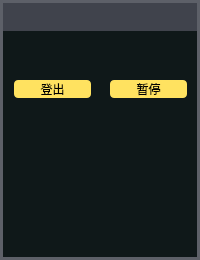
This is baseinfo/widgetbaseinfo.ui in LongyuHe1990/AgvMonitor as Qt 5 draws it before an edit. The edited form follows.
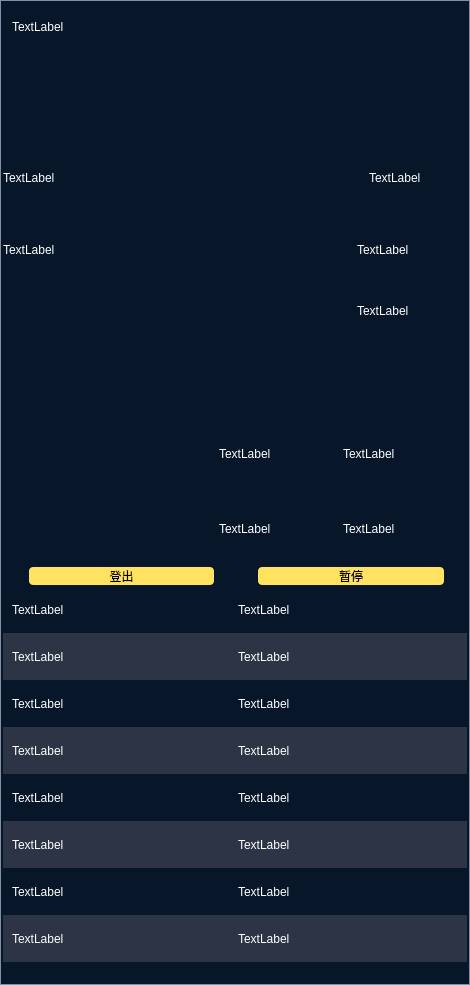
This is the edited form. Icons and pictures are not drawn.

```diff
--- a/baseinfo/widgetbaseinfo.ui
+++ b/baseinfo/widgetbaseinfo.ui
@@ -6,8 +6,8 @@
    <rect>
     <x>0</x>
     <y>0</y>
-    <width>200</width>
-    <height>260</height>
+    <width>470</width>
+    <height>985</height>
    </rect>
   </property>
   <property name="windowTitle">
@@ -32,9 +32,9 @@
    <item row="0" column="0">
     <widget class="QWidget" name="widget_2" native="true">
      <property name="styleSheet">
-      <string notr="true">#widget_2{background-color:rgb(15,24,25);border:3px solid #5d6068;}</string>
+      <string notr="true">#widget_2{background-color:rgb(7,22,41);border:0.5px solid #838fa2;}</string>
      </property>
-     <layout class="QVBoxLayout" name="verticalLayout_3" stretch="30,13,11,17,30,97,12,14,12,19">
+     <layout class="QVBoxLayout" name="verticalLayout_3" stretch="20,37,0,35,0,52,0,96,0,54,0,20,20,20,20,20,20,20,20,10">
       <property name="spacing">
        <number>0</number>
       </property>
@@ -50,11 +50,28 @@
       <property name="bottomMargin">
        <number>0</number>
       </property>
+      <item>
+       <widget class="QWidget" name="widget_13" native="true">
+        <property name="styleSheet">
+         <string notr="true">#widget_13{border-image: url(:/image/home_all/kuan_duan_ copy.png);}
+</string>
+        </property>
+        <layout class="QHBoxLayout" name="horizontalLayout_8">
+         <item>
+          <widget class="QLabel" name="label_10">
+           <property name="styleSheet">
+            <string notr="true">color: rgb(255, 255, 255);</string>
+           </property>
+           <property name="text">
+            <string>TextLabel</string>
+           </property>
+          </widget>
+         </item>
+        </layout>
+       </widget>
+      </item>
       <item>
        <widget class="QWidget" name="widget_3" native="true">
-        <property name="styleSheet">
-         <string notr="true">#widget_3{background-color: rgb(64, 67, 76);}</string>
-        </property>
         <layout class="QHBoxLayout" name="horizontalLayout" stretch="11,80,19,14,8,45,10">
          <property name="spacing">
           <number>0</number>
@@ -153,71 +170,41 @@
        </widget>
       </item>
       <item>
-       <spacer name="verticalSpacer">
-        <property name="orientation">
-         <enum>Qt::Vertical</enum>
-        </property>
-        <property name="sizeHint" stdset="0">
+       <widget class="QFrame" name="frame">
+        <property name="maximumSize">
          <size>
-          <width>20</width>
-          <height>40</height>
+          <width>1</width>
+          <height>1</height>
          </size>
         </property>
-       </spacer>
+        <property name="styleSheet">
+         <string notr="true">background-color: rgb(131, 143, 162);</string>
+        </property>
+        <property name="frameShape">
+         <enum>QFrame::StyledPanel</enum>
+        </property>
+        <property name="frameShadow">
+         <enum>QFrame::Raised</enum>
+        </property>
+       </widget>
       </item>
       <item>
-       <layout class="QHBoxLayout" name="horizontalLayout_2" stretch="14,11,10,94,20,11,10,94,14">
+       <layout class="QHBoxLayout" name="horizontalLayout_3" stretch="5,1,1,1,1,1">
         <property name="spacing">
          <number>0</number>
         </property>
         <item>
-         <spacer name="horizontalSpacer">
-          <property name="orientation">
-           <enum>Qt::Horizontal</enum>
-          </property>
-          <property name="sizeHint" stdset="0">
-           <size>
-            <width>40</width>
-            <height>20</height>
-           </size>
-          </property>
-         </spacer>
-        </item>
-        <item>
-         <widget class="QLabel" name="label_2">
+         <widget class="QLabel" name="label_11">
           <property name="styleSheet">
-           <string notr="true">border-image: url(:/image/home/dingei_icon.png);</string>
-          </property>
-          <property name="text">
-           <string/>
-          </property>
-         </widget>
-        </item>
-        <item>
-         <spacer name="horizontalSpacer_16">
-          <property name="orientation">
-           <enum>Qt::Horizontal</enum>
-          </property>
-          <property name="sizeHint" stdset="0">
-           <size>
-            <width>40</width>
-            <height>20</height>
-           </size>
-          </property>
-         </spacer>
-        </item>
-        <item>
-         <widget class="QLabel" name="label_3">
-          <property name="styleSheet">
            <string notr="true">QLabel{background-color: rgb(255, 255, 255, 0);color: rgb(255, 255, 255);border:none;}</string>
           </property>
           <property name="text">
-           <string/>
+           <string>TextLabel</string>
           </property>
          </widget>
         </item>
         <item>
-         <spacer name="horizontalSpacer_20">
+         <spacer name="horizontalSpacer_7">
           <property name="orientation">
            <enum>Qt::Horizontal</enum>
           </property>
@@ -230,9 +217,9 @@
          </spacer>
         </item>
         <item>
-         <widget class="QLabel" name="label_4">
+         <widget class="QLabel" name="label_14">
           <property name="styleSheet">
-           <string notr="true">border-image: url(:/image/home/dingwei_icon.png);</string>
+           <string notr="true">border-image: url(:/image/home_all/zhuangtai_iocn.png);</string>
           </property>
           <property name="text">
            <string/>
@@ -240,7 +227,7 @@
          </widget>
         </item>
         <item>
-         <spacer name="horizontalSpacer_21">
+         <spacer name="horizontalSpacer_8">
           <property name="orientation">
            <enum>Qt::Horizontal</enum>
           </property>
@@ -253,17 +240,17 @@
          </spacer>
         </item>
         <item>
-         <widget class="QLabel" name="label_5">
+         <widget class="QLabel" name="label_12">
           <property name="styleSheet">
            <string notr="true">QLabel{background-color: rgb(255, 255, 255, 0);color: rgb(255, 255, 255);border:none;}</string>
           </property>
           <property name="text">
-           <string/>
+           <string>TextLabel</string>
           </property>
          </widget>
         </item>
         <item>
-         <spacer name="horizontalSpacer_3">
+         <spacer name="horizontalSpacer_9">
           <property name="orientation">
            <enum>Qt::Horizontal</enum>
           </property>
@@ -278,84 +265,211 @@
        </layout>
       </item>
       <item>
-       <spacer name="verticalSpacer_3">
-        <property name="orientation">
-         <enum>Qt::Vertical</enum>
-        </property>
-        <property name="sizeHint" stdset="0">
+       <widget class="QFrame" name="frame_2">
+        <property name="maximumSize">
          <size>
-          <width>20</width>
-          <height>40</height>
+          <width>1</width>
+          <height>1</height>
          </size>
         </property>
-       </spacer>
+        <property name="styleSheet">
+         <string notr="true">background-color: rgb(131, 143, 162);</string>
+        </property>
+        <property name="frameShape">
+         <enum>QFrame::StyledPanel</enum>
+        </property>
+        <property name="frameShadow">
+         <enum>QFrame::Raised</enum>
+        </property>
+       </widget>
       </item>
       <item>
-       <layout class="QHBoxLayout" name="horizontalLayout_10" stretch="11,80,19,80,10">
+       <layout class="QHBoxLayout" name="horizontalLayout_2" stretch="1,1">
         <property name="spacing">
          <number>0</number>
         </property>
         <item>
-         <spacer name="horizontalSpacer_4">
-          <property name="orientation">
-           <enum>Qt::Horizontal</enum>
-          </property>
-          <property name="sizeHint" stdset="0">
-           <size>
-            <width>40</width>
-            <height>20</height>
-           </size>
-          </property>
-         </spacer>
+         <layout class="QVBoxLayout" name="verticalLayout" stretch="1,1">
+          <item>
+           <layout class="QHBoxLayout" name="horizontalLayout_7">
+            <item>
+             <widget class="QLabel" name="label_9">
+              <property name="styleSheet">
+               <string notr="true">QLabel{background-color: rgb(255, 255, 255, 0);color: rgb(255, 255, 255);border:none;}</string>
+              </property>
+              <property name="text">
+               <string>TextLabel</string>
+              </property>
+             </widget>
+            </item>
+           </layout>
+          </item>
+          <item>
+           <spacer name="verticalSpacer">
+            <property name="orientation">
+             <enum>Qt::Vertical</enum>
+            </property>
+            <property name="sizeHint" stdset="0">
+             <size>
+              <width>20</width>
+              <height>40</height>
+             </size>
+            </property>
+           </spacer>
+          </item>
+         </layout>
         </item>
         <item>
-         <widget class="QPushButton" name="pushButton">
-          <property name="styleSheet">
-           <string notr="true">QPushButton{color: rgb(0, 0, 0);background-color: rgb(255, 226, 96);border:none;border-radius:4px;}</string>
-          </property>
-          <property name="text">
-           <string>登出</string>
-          </property>
-         </widget>
+         <layout class="QVBoxLayout" name="verticalLayout_2">
+          <item>
+           <layout class="QHBoxLayout" name="horizontalLayout_6">
+            <item>
+             <spacer name="horizontalSpacer">
+              <property name="orientation">
+               <enum>Qt::Horizontal</enum>
+              </property>
+              <property name="sizeHint" stdset="0">
+               <size>
+                <width>40</width>
+                <height>20</height>
+               </size>
+              </property>
+             </spacer>
+            </item>
+            <item>
+             <widget class="QLabel" name="label_2">
+              <property name="styleSheet">
+               <string notr="true">border-image: url(:/image/home_all/dingei_icon.png);</string>
+              </property>
+              <property name="text">
+               <string/>
+              </property>
+             </widget>
+            </item>
+            <item>
+             <spacer name="horizontalSpacer_6">
+              <property name="orientation">
+               <enum>Qt::Horizontal</enum>
+              </property>
+              <property name="sizeHint" stdset="0">
+               <size>
+                <width>40</width>
+                <height>20</height>
+               </size>
+              </property>
+             </spacer>
+            </item>
+            <item>
+             <widget class="QLabel" name="label">
+              <property name="styleSheet">
+               <string notr="true">QLabel{background-color: rgb(255, 255, 255, 0);color: rgb(255, 255, 255);border:none;}</string>
+              </property>
+              <property name="text">
+               <string>TextLabel</string>
+              </property>
+             </widget>
+            </item>
+            <item>
+             <spacer name="horizontalSpacer_16">
+              <property name="orientation">
+               <enum>Qt::Horizontal</enum>
+              </property>
+              <property name="sizeHint" stdset="0">
+               <size>
+                <width>40</width>
+                <height>20</height>
+               </size>
+              </property>
+             </spacer>
+            </item>
+           </layout>
+          </item>
+          <item>
+           <layout class="QHBoxLayout" name="horizontalLayout_4">
+            <item>
+             <spacer name="horizontalSpacer_20">
+              <property name="orientation">
+               <enum>Qt::Horizontal</enum>
+              </property>
+              <property name="sizeHint" stdset="0">
+               <size>
+                <width>40</width>
+                <height>20</height>
+               </size>
+              </property>
+             </spacer>
+            </item>
+            <item>
+             <widget class="QLabel" name="label_4">
+              <property name="styleSheet">
+               <string notr="true">border-image: url(:/image/home_all/dingwei_icon.png);</string>
+              </property>
+              <property name="text">
+               <string/>
+              </property>
+             </widget>
+            </item>
+            <item>
+             <spacer name="horizontalSpacer_21">
+              <property name="orientation">
+               <enum>Qt::Horizontal</enum>
+              </property>
+              <property name="sizeHint" stdset="0">
+               <size>
+                <width>40</width>
+                <height>20</height>
+               </size>
+              </property>
+             </spacer>
+            </item>
+            <item>
+             <widget class="QLabel" name="label_3">
+              <property name="styleSheet">
+               <string notr="true">QLabel{background-color: rgb(255, 255, 255, 0);color: rgb(255, 255, 255);border:none;}</string>
+              </property>
+              <property name="text">
+               <string>TextLabel</string>
+              </property>
+             </widget>
+            </item>
+            <item>
+             <spacer name="horizontalSpacer_3">
+              <property name="orientation">
+               <enum>Qt::Horizontal</enum>
+              </property>
+              <property name="sizeHint" stdset="0">
+               <size>
+                <width>40</width>
+                <height>20</height>
+               </size>
+              </property>
+             </spacer>
+            </item>
+           </layout>
+          </item>
+         </layout>
         </item>
-        <item>
-         <spacer name="horizontalSpacer_2">
-          <property name="orientation">
-           <enum>Qt::Horizontal</enum>
-          </property>
-          <property name="sizeHint" stdset="0">
-           <size>
-            <width>40</width>
-            <height>20</height>
-           </size>
-          </property>
-         </spacer>
-        </item>
-        <item>
-         <widget class="QPushButton" name="pushButton_2">
-          <property name="styleSheet">
-           <string notr="true">QPushButton{color: rgb(0, 0, 0);background-color: rgb(255, 226, 96);border:none;border-radius:4px;}</string>
-          </property>
-          <property name="text">
-           <string>暂停</string>
-          </property>
-         </widget>
-        </item>
-        <item>
-         <spacer name="horizontalSpacer_5">
-          <property name="orientation">
-           <enum>Qt::Horizontal</enum>
-          </property>
-          <property name="sizeHint" stdset="0">
-           <size>
-            <width>40</width>
-            <height>20</height>
-           </size>
-          </property>
-         </spacer>
-        </item>
        </layout>
       </item>
+      <item>
+       <widget class="QFrame" name="frame_3">
+        <property name="maximumSize">
+         <size>
+          <width>1</width>
+          <height>1</height>
+         </size>
+        </property>
+        <property name="styleSheet">
+         <string notr="true">background-color: rgb(131, 143, 162);</string>
+        </property>
+        <property name="frameShape">
+         <enum>QFrame::StyledPanel</enum>
+        </property>
+        <property name="frameShadow">
+         <enum>QFrame::Raised</enum>
+        </property>
+       </widget>
+      </item>
       <item>
        <widget class="QWidget" name="widget_4" native="true">
         <layout class="QHBoxLayout" name="horizontalLayout_5" stretch="13,80,107">
@@ -403,33 +517,85 @@
          <item>
           <layout class="QVBoxLayout" name="verticalLayout_9">
            <item>
-            <widget class="QLabel" name="label_16">
-             <property name="styleSheet">
-              <string notr="true">QLabel{background-color: rgb(255, 255, 255, 0);color: rgb(255, 255, 255);border:none;}</string>
-             </property>
-             <property name="text">
-              <string/>
-             </property>
-             <property name="scaledContents">
-              <bool>true</bool>
-             </property>
-             <property name="alignment">
-              <set>Qt::AlignCenter</set>
-             </property>
-            </widget>
+            <layout class="QHBoxLayout" name="horizontalLayout_12">
+             <item>
+              <widget class="QLabel" name="label_16">
+               <property name="styleSheet">
+                <string notr="true">QLabel{background-color: rgb(255, 255, 255, 0);color: rgb(255, 255, 255);border:none;}</string>
+               </property>
+               <property name="text">
+                <string/>
+               </property>
+               <property name="scaledContents">
+                <bool>true</bool>
+               </property>
+               <property name="alignment">
+                <set>Qt::AlignCenter</set>
+               </property>
+              </widget>
+             </item>
+             <item>
+              <widget class="QLabel" name="label_24">
+               <property name="styleSheet">
+                <string notr="true">QLabel{background-color: rgb(255, 255, 255, 0);color: rgb(255, 226, 96);border:none;}</string>
+               </property>
+               <property name="text">
+                <string/>
+               </property>
+               <property name="alignment">
+                <set>Qt::AlignCenter</set>
+               </property>
+              </widget>
+             </item>
+            </layout>
            </item>
            <item>
-            <widget class="QLabel" name="label_24">
-             <property name="styleSheet">
-              <string notr="true">QLabel{background-color: rgb(255, 255, 255, 0);color: rgb(255, 226, 96);border:none;}</string>
-             </property>
-             <property name="text">
-              <string/>
-             </property>
-             <property name="alignment">
-              <set>Qt::AlignHCenter|Qt::AlignTop</set>
-             </property>
-            </widget>
+            <layout class="QHBoxLayout" name="horizontalLayout_11">
+             <item>
+              <widget class="QLabel" name="label_15">
+               <property name="styleSheet">
+                <string notr="true">QLabel{background-color: rgb(255, 255, 255, 0);color: rgb(255, 255, 255);border:none;}</string>
+               </property>
+               <property name="text">
+                <string>TextLabel</string>
+               </property>
+              </widget>
+             </item>
+             <item>
+              <widget class="QLabel" name="label_17">
+               <property name="styleSheet">
+                <string notr="true">QLabel{background-color: rgb(255, 255, 255, 0);color: rgb(255, 255, 255);border:none;}</string>
+               </property>
+               <property name="text">
+                <string>TextLabel</string>
+               </property>
+              </widget>
+             </item>
+            </layout>
+           </item>
+           <item>
+            <layout class="QHBoxLayout" name="horizontalLayout_9">
+             <item>
+              <widget class="QLabel" name="label_18">
+               <property name="styleSheet">
+                <string notr="true">QLabel{background-color: rgb(255, 255, 255, 0);color: rgb(255, 255, 255);border:none;}</string>
+               </property>
+               <property name="text">
+                <string>TextLabel</string>
+               </property>
+              </widget>
+             </item>
+             <item>
+              <widget class="QLabel" name="label_19">
+               <property name="styleSheet">
+                <string notr="true">QLabel{background-color: rgb(255, 255, 255, 0);color: rgb(255, 255, 255);border:none;}</string>
+               </property>
+               <property name="text">
+                <string>TextLabel</string>
+               </property>
+              </widget>
+             </item>
+            </layout>
            </item>
           </layout>
          </item>
@@ -437,12 +603,31 @@
        </widget>
       </item>
       <item>
-       <layout class="QHBoxLayout" name="horizontalLayout_9" stretch="15,80,38,112,15">
+       <widget class="QFrame" name="frame_4">
+        <property name="maximumSize">
+         <size>
+          <width>1</width>
+          <height>1</height>
+         </size>
+        </property>
+        <property name="styleSheet">
+         <string notr="true">background-color: rgb(131, 143, 162);</string>
+        </property>
+        <property name="frameShape">
+         <enum>QFrame::StyledPanel</enum>
+        </property>
+        <property name="frameShadow">
+         <enum>QFrame::Raised</enum>
+        </property>
+       </widget>
+      </item>
+      <item>
+       <layout class="QHBoxLayout" name="horizontalLayout_10" stretch="11,80,19,80,10">
         <property name="spacing">
          <number>0</number>
         </property>
         <item>
-         <spacer name="horizontalSpacer_6">
+         <spacer name="horizontalSpacer_4">
           <property name="orientation">
            <enum>Qt::Horizontal</enum>
           </property>
@@ -455,20 +640,17 @@
          </spacer>
         </item>
         <item>
-         <widget class="QLabel" name="label_18">
+         <widget class="QPushButton" name="pushButton">
           <property name="styleSheet">
-           <string notr="true">QLabel{background-color: rgb(255, 255, 255, 0);color: rgb(255, 255, 255);border:none;}</string>
+           <string notr="true">QPushButton{color: rgb(0, 0, 0);background-color: rgb(255, 226, 96);border:none;border-radius:4px;}</string>
           </property>
           <property name="text">
-           <string/>
+           <string>登出</string>
           </property>
-          <property name="alignment">
-           <set>Qt::AlignLeading|Qt::AlignLeft|Qt::AlignVCenter</set>
-          </property>
          </widget>
         </item>
         <item>
-         <spacer name="horizontalSpacer_8">
+         <spacer name="horizontalSpacer_2">
           <property name="orientation">
            <enum>Qt::Horizontal</enum>
           </property>
@@ -481,20 +663,17 @@
          </spacer>
         </item>
         <item>
-         <widget class="QLabel" name="label_17">
+         <widget class="QPushButton" name="pushButton_2">
           <property name="styleSheet">
-           <string notr="true">QLabel{background-color: rgb(255, 255, 255, 0);color: rgb(255, 226, 96);border:none;}</string>
+           <string notr="true">QPushButton{color: rgb(0, 0, 0);background-color: rgb(255, 226, 96);border:none;border-radius:4px;}</string>
           </property>
           <property name="text">
-           <string/>
+           <string>暂停</string>
           </property>
-          <property name="alignment">
-           <set>Qt::AlignCenter</set>
-          </property>
          </widget>
         </item>
         <item>
-         <spacer name="horizontalSpacer_7">
+         <spacer name="horizontalSpacer_5">
           <property name="orientation">
            <enum>Qt::Horizontal</enum>
           </property>
@@ -509,89 +688,247 @@
        </layout>
       </item>
       <item>
-       <spacer name="verticalSpacer_5">
-        <property name="orientation">
-         <enum>Qt::Vertical</enum>
-        </property>
-        <property name="sizeHint" stdset="0">
+       <widget class="QFrame" name="frame_5">
+        <property name="maximumSize">
          <size>
-          <width>20</width>
-          <height>40</height>
+          <width>1</width>
+          <height>1</height>
          </size>
         </property>
-       </spacer>
+        <property name="styleSheet">
+         <string notr="true">background-color: rgb(131, 143, 162);</string>
+        </property>
+        <property name="frameShape">
+         <enum>QFrame::StyledPanel</enum>
+        </property>
+        <property name="frameShadow">
+         <enum>QFrame::Raised</enum>
+        </property>
+       </widget>
       </item>
       <item>
-       <layout class="QHBoxLayout" name="horizontalLayout_4" stretch="15,80,38,112,15">
-        <property name="spacing">
-         <number>0</number>
+       <widget class="QWidget" name="widget_5" native="true">
+        <layout class="QHBoxLayout" name="horizontalLayout_16">
+         <item>
+          <widget class="QLabel" name="label_20">
+           <property name="styleSheet">
+            <string notr="true">QLabel{background-color: rgb(255, 255, 255, 0);color: rgb(255, 255, 255);border:none;}</string>
+           </property>
+           <property name="text">
+            <string>TextLabel</string>
+           </property>
+          </widget>
+         </item>
+         <item>
+          <widget class="QLabel" name="label_21">
+           <property name="styleSheet">
+            <string notr="true">QLabel{background-color: rgb(255, 255, 255, 0);color: rgb(255, 255, 255);border:none;}</string>
+           </property>
+           <property name="text">
+            <string>TextLabel</string>
+           </property>
+          </widget>
+         </item>
+        </layout>
+       </widget>
+      </item>
+      <item>
+       <widget class="QWidget" name="widget_6" native="true">
+        <property name="styleSheet">
+         <string notr="true">#widget_6{background-color: rgb(44, 52, 69);}
+</string>
         </property>
-        <item>
-         <spacer name="horizontalSpacer_9">
-          <property name="orientation">
-           <enum>Qt::Horizontal</enum>
-          </property>
-          <property name="sizeHint" stdset="0">
-           <size>
-            <width>40</width>
-            <height>20</height>
-           </size>
-          </property>
-         </spacer>
-        </item>
-        <item>
-         <widget class="QLabel" name="label">
-          <property name="styleSheet">
-           <string notr="true">QLabel{background-color: rgb(255, 255, 255, 0);color: rgb(255, 255, 255);border:none;}</string>
-          </property>
-          <property name="text">
-           <string/>
-          </property>
-          <property name="alignment">
-           <set>Qt::AlignLeading|Qt::AlignLeft|Qt::AlignVCenter</set>
-          </property>
-         </widget>
-        </item>
-        <item>
-         <spacer name="horizontalSpacer_11">
-          <property name="orientation">
-           <enum>Qt::Horizontal</enum>
-          </property>
-          <property name="sizeHint" stdset="0">
-           <size>
-            <width>40</width>
-            <height>20</height>
-           </size>
-          </property>
-         </spacer>
-        </item>
-        <item>
-         <widget class="QLabel" name="label_9">
-          <property name="styleSheet">
-           <string notr="true">QLabel{background-color: rgb(255, 255, 255, 0);color: rgb(255, 226, 96);border:none;}</string>
-          </property>
-          <property name="text">
-           <string/>
-          </property>
-          <property name="alignment">
-           <set>Qt::AlignCenter</set>
-          </property>
-         </widget>
-        </item>
-        <item>
-         <spacer name="horizontalSpacer_10">
-          <property name="orientation">
-           <enum>Qt::Horizontal</enum>
-          </property>
-          <property name="sizeHint" stdset="0">
-           <size>
-            <width>40</width>
-            <height>20</height>
-           </size>
-          </property>
-         </spacer>
-        </item>
-       </layout>
+        <layout class="QHBoxLayout" name="horizontalLayout_17">
+         <item>
+          <widget class="QLabel" name="label_22">
+           <property name="styleSheet">
+            <string notr="true">QLabel{background-color: rgb(255, 255, 255, 0);color: rgb(255, 255, 255);border:none;}</string>
+           </property>
+           <property name="text">
+            <string>TextLabel</string>
+           </property>
+          </widget>
+         </item>
+         <item>
+          <widget class="QLabel" name="label_23">
+           <property name="styleSheet">
+            <string notr="true">QLabel{background-color: rgb(255, 255, 255, 0);color: rgb(255, 255, 255);border:none;}</string>
+           </property>
+           <property name="text">
+            <string>TextLabel</string>
+           </property>
+          </widget>
+         </item>
+        </layout>
+       </widget>
+      </item>
+      <item>
+       <widget class="QWidget" name="widget_7" native="true">
+        <layout class="QHBoxLayout" name="horizontalLayout_18">
+         <item>
+          <widget class="QLabel" name="label_25">
+           <property name="styleSheet">
+            <string notr="true">QLabel{background-color: rgb(255, 255, 255, 0);color: rgb(255, 255, 255);border:none;}</string>
+           </property>
+           <property name="text">
+            <string>TextLabel</string>
+           </property>
+          </widget>
+         </item>
+         <item>
+          <widget class="QLabel" name="label_26">
+           <property name="styleSheet">
+            <string notr="true">QLabel{background-color: rgb(255, 255, 255, 0);color: rgb(255, 255, 255);border:none;}</string>
+           </property>
+           <property name="text">
+            <string>TextLabel</string>
+           </property>
+          </widget>
+         </item>
+        </layout>
+       </widget>
+      </item>
+      <item>
+       <widget class="QWidget" name="widget_8" native="true">
+        <property name="styleSheet">
+         <string notr="true">#widget_8{background-color: rgb(44, 52, 69);}
+</string>
+        </property>
+        <layout class="QHBoxLayout" name="horizontalLayout_19">
+         <item>
+          <widget class="QLabel" name="label_27">
+           <property name="styleSheet">
+            <string notr="true">QLabel{background-color: rgb(255, 255, 255, 0);color: rgb(255, 255, 255);border:none;}</string>
+           </property>
+           <property name="text">
+            <string>TextLabel</string>
+           </property>
+          </widget>
+         </item>
+         <item>
+          <widget class="QLabel" name="label_28">
+           <property name="styleSheet">
+            <string notr="true">QLabel{background-color: rgb(255, 255, 255, 0);color: rgb(255, 255, 255);border:none;}</string>
+           </property>
+           <property name="text">
+            <string>TextLabel</string>
+           </property>
+          </widget>
+         </item>
+        </layout>
+       </widget>
+      </item>
+      <item>
+       <widget class="QWidget" name="widget_9" native="true">
+        <layout class="QHBoxLayout" name="horizontalLayout_20">
+         <item>
+          <widget class="QLabel" name="label_29">
+           <property name="styleSheet">
+            <string notr="true">QLabel{background-color: rgb(255, 255, 255, 0);color: rgb(255, 255, 255);border:none;}</string>
+           </property>
+           <property name="text">
+            <string>TextLabel</string>
+           </property>
+          </widget>
+         </item>
+         <item>
+          <widget class="QLabel" name="label_30">
+           <property name="styleSheet">
+            <string notr="true">QLabel{background-color: rgb(255, 255, 255, 0);color: rgb(255, 255, 255);border:none;}</string>
+           </property>
+           <property name="text">
+            <string>TextLabel</string>
+           </property>
+          </widget>
+         </item>
+        </layout>
+       </widget>
+      </item>
+      <item>
+       <widget class="QWidget" name="widget_10" native="true">
+        <property name="styleSheet">
+         <string notr="true">#widget_10{background-color: rgb(44, 52, 69);}
+</string>
+        </property>
+        <layout class="QHBoxLayout" name="horizontalLayout_15">
+         <item>
+          <widget class="QLabel" name="label_31">
+           <property name="styleSheet">
+            <string notr="true">QLabel{background-color: rgb(255, 255, 255, 0);color: rgb(255, 255, 255);border:none;}</string>
+           </property>
+           <property name="text">
+            <string>TextLabel</string>
+           </property>
+          </widget>
+         </item>
+         <item>
+          <widget class="QLabel" name="label_32">
+           <property name="styleSheet">
+            <string notr="true">QLabel{background-color: rgb(255, 255, 255, 0);color: rgb(255, 255, 255);border:none;}</string>
+           </property>
+           <property name="text">
+            <string>TextLabel</string>
+           </property>
+          </widget>
+         </item>
+        </layout>
+       </widget>
+      </item>
+      <item>
+       <widget class="QWidget" name="widget_11" native="true">
+        <layout class="QHBoxLayout" name="horizontalLayout_14">
+         <item>
+          <widget class="QLabel" name="label_33">
+           <property name="styleSheet">
+            <string notr="true">QLabel{background-color: rgb(255, 255, 255, 0);color: rgb(255, 255, 255);border:none;}</string>
+           </property>
+           <property name="text">
+            <string>TextLabel</string>
+           </property>
+          </widget>
+         </item>
+         <item>
+          <widget class="QLabel" name="label_34">
+           <property name="styleSheet">
+            <string notr="true">QLabel{background-color: rgb(255, 255, 255, 0);color: rgb(255, 255, 255);border:none;}</string>
+           </property>
+           <property name="text">
+            <string>TextLabel</string>
+           </property>
+          </widget>
+         </item>
+        </layout>
+       </widget>
+      </item>
+      <item>
+       <widget class="QWidget" name="widget_12" native="true">
+        <property name="styleSheet">
+         <string notr="true">#widget_12{background-color: rgb(44, 52, 69);}
+</string>
+        </property>
+        <layout class="QHBoxLayout" name="horizontalLayout_13">
+         <item>
+          <widget class="QLabel" name="label_35">
+           <property name="styleSheet">
+            <string notr="true">QLabel{background-color: rgb(255, 255, 255, 0);color: rgb(255, 255, 255);border:none;}</string>
+           </property>
+           <property name="text">
+            <string>TextLabel</string>
+           </property>
+          </widget>
+         </item>
+         <item>
+          <widget class="QLabel" name="label_36">
+           <property name="styleSheet">
+            <string notr="true">QLabel{background-color: rgb(255, 255, 255, 0);color: rgb(255, 255, 255);border:none;}</string>
+           </property>
+           <property name="text">
+            <string>TextLabel</string>
+           </property>
+          </widget>
+         </item>
+        </layout>
+       </widget>
       </item>
       <item>
        <spacer name="verticalSpacer_6">
```
